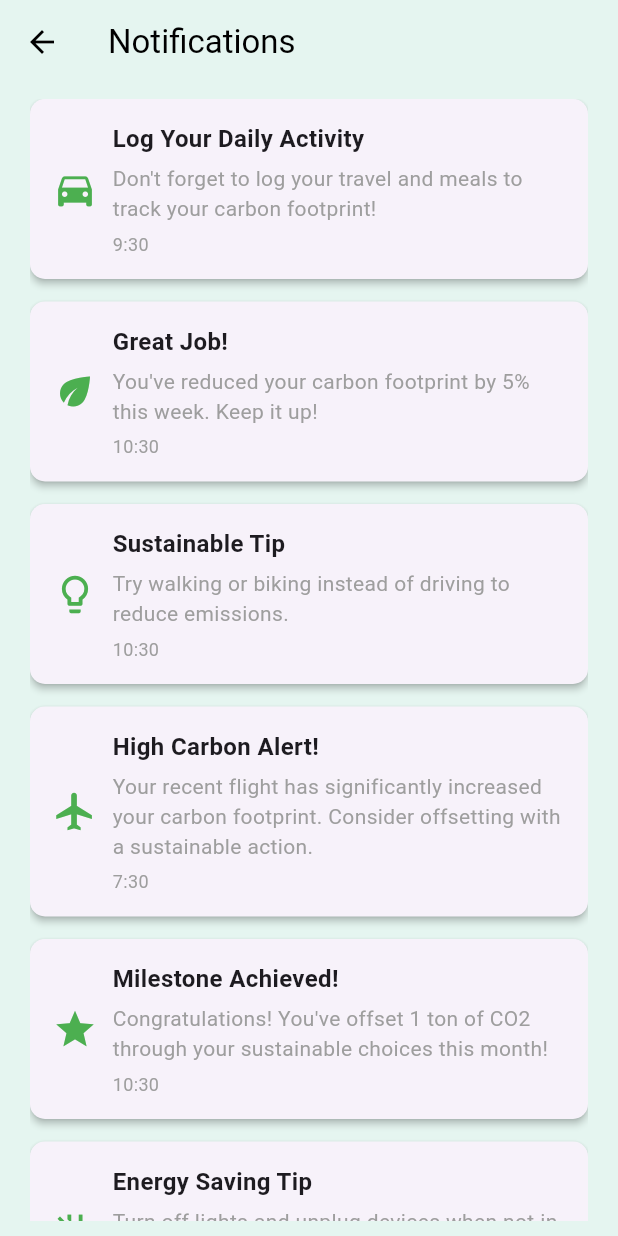
After one commit to Hassnaa9/GFOOT, a Flutter app: the NotificationsViewBody screen opened directly, on a phone screen of 412 x 824 dp. The commit adds this screen. Run offline on Flutter 3.47's test engine with Material 3 defaults, Android fonts, the phone set to English and light mode, and no system bars; our stand-ins replace bloc, dio, equatable, firebase_auth, firebase_core, flutter_bloc and 5 more; missing offline and left inert: flutter_facebook_auth; accounts and stored records are empty; statements that could not run were skipped.

Commit message:
create notifications screen

```diff
--- /dev/null
+++ b/lib/Features/profile/notifications.dart
@@ -0,0 +1,12 @@
+import 'package:flutter/material.dart';
+import 'package:graduation_project/Features/profile/presentation/views/notifications_view_body.dart';
+
+class Notifications extends StatelessWidget {
+  const Notifications({super.key});
+  final String route = "/Notifications";
+
+  @override
+  Widget build(BuildContext context) {
+    return NotificationsViewBody();
+  }
+}
--- /dev/null
+++ b/lib/Features/profile/presentation/views/notifications_view_body.dart
@@ -0,0 +1,170 @@
+import 'package:flutter/material.dart';
+import 'package:graduation_project/Features/profile/presentation/views/widgets/notification_card.dart';
+
+
+class NotificationsViewBody extends StatefulWidget {
+  const NotificationsViewBody({super.key});
+
+  @override
+  State<NotificationsViewBody> createState() => _NotificationScreenState();
+}
+
+class _NotificationScreenState extends State<NotificationsViewBody>
+    with SingleTickerProviderStateMixin {
+  late AnimationController _controller;
+  late Animation<double> _fadeAnimation;
+  late Animation<Offset> _slideAnimation;
+
+  // Sample list of notifications (replace with real data from backend or local storage)
+  final List<NotificationModel> _notifications = [
+  NotificationModel(
+    title: "Log Your Daily Activity",
+    description: "Don't forget to log your travel and meals to track your carbon footprint!",
+    timestamp: DateTime.now().subtract(const Duration(hours: 1)),
+    icon: Icons.directions_car,
+  ),
+  NotificationModel(
+    title: "Great Job!",
+    description: "You've reduced your carbon footprint by 5% this week. Keep it up!",
+    timestamp: DateTime.now().subtract(const Duration(days: 1)),
+    icon: Icons.eco,
+  ),
+  NotificationModel(
+    title: "Sustainable Tip",
+    description: "Try walking or biking instead of driving to reduce emissions.",
+    timestamp: DateTime.now().subtract(const Duration(days: 2)),
+    icon: Icons.lightbulb_outline,
+  ),
+  NotificationModel(
+    title: "High Carbon Alert!",
+    description: "Your recent flight has significantly increased your carbon footprint. Consider offsetting with a sustainable action.",
+    timestamp: DateTime.now().subtract(const Duration(hours: 3)),
+    icon: Icons.flight,
+  ),
+  NotificationModel(
+    title: "Milestone Achieved!",
+    description: "Congratulations! You've offset 1 ton of CO2 through your sustainable choices this month!",
+    timestamp: DateTime.now().subtract(const Duration(days: 3)),
+    icon: Icons.star,
+  ),
+  NotificationModel(
+    title: "Energy Saving Tip",
+    description: "Turn off lights and unplug devices when not in use to lower your energy consumption.",
+    timestamp: DateTime.now().subtract(const Duration(days: 4)),
+    icon: Icons.power_off,
+  ),
+  NotificationModel(
+    title: "Challenge Accepted!",
+    description: "You've joined the 'Meatless Monday' challenge. Log your plant-based meals to earn points!",
+    timestamp: DateTime.now().subtract(const Duration(days: 5)),
+    icon: Icons.restaurant_menu,
+  ),
+  NotificationModel(
+    title: "Community Update",
+    description: "Your city just launched a new recycling program. Check it out to reduce waste!",
+    timestamp: DateTime.now().subtract(const Duration(days: 6)),
+    icon: Icons.recycling,
+  ),
+  NotificationModel(
+    title: "Water Conservation Tip",
+    description: "Shorten your showers to save water and reduce your environmental impact.",
+    timestamp: DateTime.now().subtract(const Duration(days: 7)),
+    icon: Icons.water_drop,
+  ),
+  NotificationModel(
+    title: "Monthly Summary",
+    description: "Your carbon footprint for this month is 1.2 tons. Aim for 1 ton next month with small changes!",
+    timestamp: DateTime.now().subtract(const Duration(days: 8)),
+    icon: Icons.analytics,
+  ),
+];
+
+  @override
+  void initState() {
+    super.initState();
+
+    _controller = AnimationController(
+      duration: const Duration(milliseconds: 1000),
+      vsync: this,
+    );
+
+    _fadeAnimation = Tween<double>(begin: 0.0, end: 1.0).animate(
+      CurvedAnimation(parent: _controller, curve: Curves.easeIn),
+    );
+
+    _slideAnimation = Tween<Offset>(
+      begin: const Offset(0.0, 0.2),
+      end: Offset.zero,
+    ).animate(
+      CurvedAnimation(parent: _controller, curve: Curves.easeOutCubic),
+    );
+
+    _controller.forward();
+  }
+
+  @override
+  void dispose() {
+    _controller.dispose();
+    super.dispose();
+  }
+
+  @override
+  Widget build(BuildContext context) {
+    return Scaffold(
+      backgroundColor: const Color(0xFFE5F5F0), // Light green background
+      appBar: AppBar(
+        backgroundColor: const Color(0xFFE5F5F0),
+        elevation: 0,
+        leading: IconButton(
+          icon: const Icon(Icons.arrow_back, color: Colors.black),
+          onPressed: () {
+            Navigator.pop(context);
+          },
+        ),
+        title: const Text(
+          "Notifications",
+          style: TextStyle(color: Colors.black),
+        ),
+      ),
+      body: Padding(
+        padding: const EdgeInsets.symmetric(horizontal: 20, vertical: 10),
+        child: _notifications.isEmpty
+            ? const Center(
+                child: Text(
+                  "No notifications yet!",
+                  style: TextStyle(fontSize: 18, color: Colors.grey),
+                ),
+              )
+            : ListView.builder(
+                itemCount: _notifications.length,
+                itemBuilder: (context, index) {
+                  final notification = _notifications[index];
+                  return FadeTransition(
+                    opacity: _fadeAnimation,
+                    child: SlideTransition(
+                      position: _slideAnimation,
+                      child: NotificationCard(notification: notification,),
+                    ),
+                  );
+                },
+              ),
+      ),
+    );
+  }
+
+
+  String _formatTimestamp(DateTime timestamp) {
+    final now = DateTime.now();
+    final difference = now.difference(timestamp);
+
+    if (difference.inDays > 0) {
+      return "${difference.inDays} day${difference.inDays > 1 ? 's' : ''} ago";
+    } else if (difference.inHours > 0) {
+      return "${difference.inHours} hour${difference.inHours > 1 ? 's' : ''} ago";
+    } else if (difference.inMinutes > 0) {
+      return "${difference.inMinutes} minute${difference.inMinutes > 1 ? 's' : ''} ago";
+    } else {
+      return "Just now";
+    }
+  }
+}
--- a/lib/Features/profile/presentation/views/profile_view_body.dart
+++ b/lib/Features/profile/presentation/views/profile_view_body.dart
@@ -34,7 +34,9 @@ class ProfileViewBody extends StatelessWidget {
             ProfileMenu(
               text: "Notifications",
               icon: AssetsData.bell,
-              press: () {},
+              press: () {
+                Navigator.pushNamed(context, "/Notifications");
+              },
             ),
             ProfileMenu(
               text: "Settings",
--- /dev/null
+++ b/lib/Features/profile/presentation/views/widgets/notification_card.dart
@@ -0,0 +1,85 @@
+import 'package:flutter/material.dart';
+
+class NotificationModel {
+  final String title;
+  final String description;
+  final DateTime timestamp;
+  final IconData? icon;
+
+  NotificationModel({
+    required this.title,
+    required this.description,
+    required this.timestamp,
+    this.icon,
+  });
+}
+
+class NotificationCard extends StatelessWidget {
+  final NotificationModel notification;
+
+  const NotificationCard({Key? key, required this.notification}) : super(key: key);
+
+  String _formatTimestamp(DateTime timestamp) {
+    // Format the timestamp as needed
+    return '${timestamp.hour}:${timestamp.minute}';
+  }
+
+  @override
+  Widget build(BuildContext context) {
+    return Card(
+      margin: const EdgeInsets.only(bottom: 15),
+      shape: RoundedRectangleBorder(
+        borderRadius: BorderRadius.circular(10),
+      ),
+      elevation: 2,
+      child: Padding(
+        padding: const EdgeInsets.all(15),
+        child: Row(
+          children: [
+            // Icon
+            if (notification.icon != null)
+              Icon(
+                notification.icon,
+                color: Colors.green,
+                size: 30,
+              )
+            else
+              const SizedBox(width: 30), // Placeholder if no icon
+            const SizedBox(width: 10),
+            // Notification details
+            Expanded(
+              child: Column(
+                crossAxisAlignment: CrossAxisAlignment.start,
+                children: [
+                  Text(
+                    notification.title,
+                    style: const TextStyle(
+                      fontSize: 16,
+                      fontWeight: FontWeight.bold,
+                    ),
+                  ),
+                  const SizedBox(height: 5),
+                  Text(
+                    notification.description,
+                    style: const TextStyle(
+                      fontSize: 14,
+                      color: Colors.grey,
+                    ),
+                  ),
+                  const SizedBox(height: 5),
+                  Text(
+                    _formatTimestamp(notification.timestamp),
+                    style: const TextStyle(
+                      fontSize: 12,
+                      color: Colors.grey,
+                    ),
+                  ),
+                ],
+              ),
+            ),
+          ],
+        ),
+      ),
+    );
+  }
+}
```
Also changed, not shown: 2 other files.
